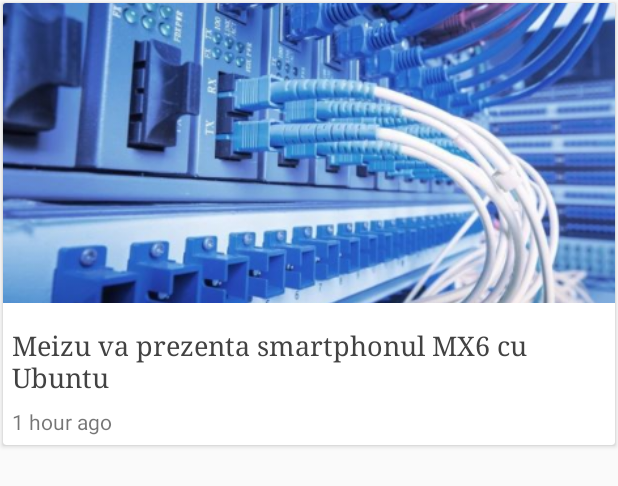
After one commit to vgrec/ITMoldova, an Android app: the layout item_list.xml on its own in the app's theme, with its tools: preview values and no code run, on a phone screen of 412 x 824 dp. The commit adds this screen. Shown: the top 486 px of the screen. Run offline under Robolectric (Android 15) with nearby library versions, the phone set to English and light mode, and no system bars.

Commit message:
Remove test code; Implement list adapter

```diff
--- a/app/src/main/AndroidManifest.xml
+++ b/app/src/main/AndroidManifest.xml
@@ -3,6 +3,7 @@
     package="com.itmoldova">
 
     <uses-permission android:name="android.permission.INTERNET" />
+    <uses-permission android:name="android.permission.ACCESS_NETWORK_STATE" />
 
     <application
         android:allowBackup="true"
--- a/app/src/main/java/com/itmoldova/list/MainActivity.java
+++ b/app/src/main/java/com/itmoldova/list/MainActivity.java
@@ -11,7 +11,7 @@ import android.view.Menu;
 import android.view.MenuItem;
 
 import com.itmoldova.R;
-import com.itmoldova.http.ArticlesHttpController;
+import com.itmoldova.http.RssFeedLoader;
 import com.itmoldova.util.ActivityUtils;
 
 import butterknife.BindView;
@@ -50,7 +50,7 @@ public class MainActivity extends AppCompatActivity
             ActivityUtils.addFragmentToActivity(getFragmentManager(), articlesFragment, R.id.frameContent);
         }
 
-        new ArticlesPresenter(new ArticlesHttpController(), articlesFragment);
+        new ArticlesPresenter(new RssFeedLoader(getApplicationContext()), articlesFragment);
     }
 
     @Override
--- /dev/null
+++ b/app/src/main/res/layout/item_list.xml
@@ -0,0 +1,50 @@
+<?xml version="1.0" encoding="utf-8"?>
+<android.support.v7.widget.CardView xmlns:android="http://schemas.android.com/apk/res/android"
+    xmlns:app="http://schemas.android.com/apk/res-auto"
+    xmlns:tools="http://schemas.android.com/tools"
+    android:layout_width="match_parent"
+    android:layout_height="wrap_content"
+    android:layout_marginBottom="6dp"
+    android:layout_marginLeft="2dp"
+    android:layout_marginRight="2dp"
+    android:layout_marginTop="2dp"
+    app:cardElevation="2dp">
+
+    <LinearLayout
+        android:layout_width="match_parent"
+        android:layout_height="wrap_content"
+        android:orientation="vertical">
+
+        <ImageView
+            android:layout_width="match_parent"
+            android:layout_height="200dp"
+            android:scaleType="centerCrop"
+            android:src="@drawable/test" />
+
+        <TextView
+            android:id="@+id/title"
+            android:layout_width="match_parent"
+            android:layout_height="wrap_content"
+            android:maxLines="3"
+            android:paddingBottom="6dp"
+            android:paddingLeft="6dp"
+            android:paddingRight="6dp"
+            android:paddingTop="16dp"
+            android:textColor="#424242"
+            android:textSize="18sp"
+            android:typeface="serif"
+            tools:text="Meizu va prezenta smartphonul MX6 cu Ubuntu" />
+
+        <TextView
+            android:id="@+id/date"
+            android:layout_width="match_parent"
+            android:layout_height="wrap_content"
+            android:paddingBottom="6dp"
+            android:paddingLeft="6dp"
+            android:paddingRight="6dp"
+            android:paddingTop="2dp"
+            tools:text="1 hour ago" />
+
+    </LinearLayout>
+
+</android.support.v7.widget.CardView>
--- a/app/src/main/res/values/dimens.xml
+++ b/app/src/main/res/values/dimens.xml
@@ -3,7 +3,7 @@
     <dimen name="nav_header_vertical_spacing">16dp</dimen>
     <dimen name="nav_header_height">160dp</dimen>
     <!-- Default screen margins, per the Android Design guidelines. -->
-    <dimen name="activity_horizontal_margin">16dp</dimen>
-    <dimen name="activity_vertical_margin">16dp</dimen>
+    <dimen name="activity_horizontal_margin">8dp</dimen>
+    <dimen name="activity_vertical_margin">8dp</dimen>
     <dimen name="fab_margin">16dp</dimen>
 </resources>
--- a/build.gradle
+++ b/build.gradle
@@ -7,6 +7,7 @@ buildscript {
     dependencies {
         classpath 'com.android.tools.build:gradle:2.1.0'
         classpath 'com.neenbedankt.gradle.plugins:android-apt:1.8'
+        classpath 'me.tatarka:gradle-retrolambda:3.2.5'
 
         // NOTE: Do not place your application dependencies here; they belong
         // in the individual module build.gradle files
```
Also changed, not shown: app/build.gradle (+8 -1 lines), app/src/main/java/com/itmoldova/Constants.java (added, +8 -0 lines), app/src/main/java/com/itmoldova/adapter/ArticlesAdapter.java (added, +59 -0 lines), app/src/main/java/com/itmoldova/http/ArticlesHttpController.java (deleted, +0 -11 lines), app/src/main/java/com/itmoldova/http/HttpRequestListener.java (added, +16 -0 lines), app/src/main/java/com/itmoldova/http/ITMoldovaService.java (added, +15 -0 lines), app/src/main/java/com/itmoldova/http/RssFeedLoader.java (added, +53 -0 lines), app/src/main/java/com/itmoldova/http/test/GitHubService.java (deleted, +0 -18 lines), app/src/main/java/com/itmoldova/http/test/Github.java (deleted, +0 -22 lines), app/src/main/java/com/itmoldova/list/ArticlesContract.java (+6 -2 lines), app/src/main/java/com/itmoldova/list/ArticlesFragment.java (+34 -3 lines), app/src/main/java/com/itmoldova/list/ArticlesPresenter.java (+31 -64 lines), app/src/main/java/com/itmoldova/model/Article.java (deleted, +0 -23 lines), app/src/main/res/layout/fragment_articles_list.xml (+3 -9 lines), 1 more files.
